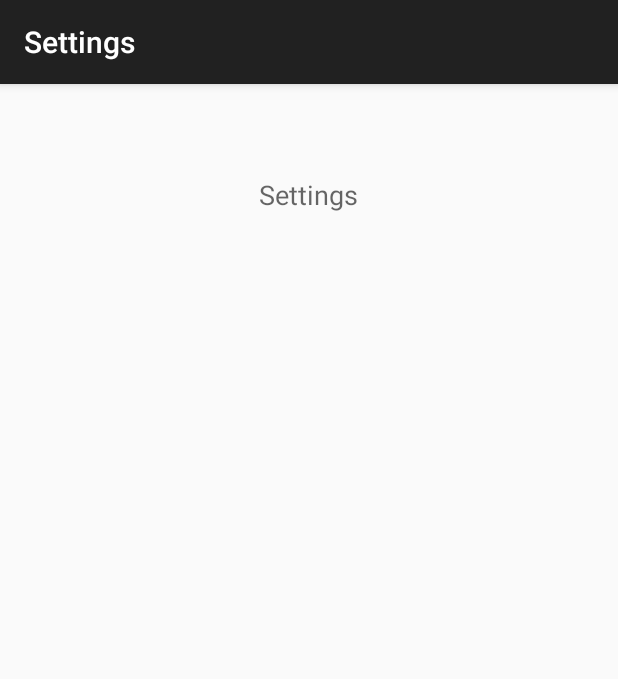
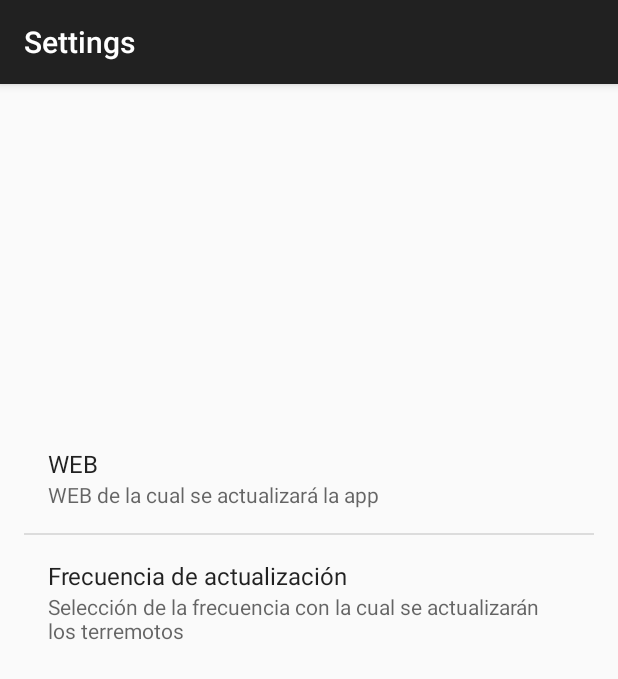
Before and after one commit to didrog/TerremotosApp, an Android app: the SettingsActivity screen opened directly, with no data from a screen before it, on a phone screen of 412 x 824 dp. Shown: the top 679 px of the screen. Run offline under Robolectric (Android 15) with nearby library versions, the phone set to English and light mode, and no system bars.

Commit message:
Codigo terremotos

```diff
--- /dev/null
+++ b/app/src/main/java/com/compostela/curso/terremotosapp/SettingsFragment.java
@@ -0,0 +1,16 @@
+package com.compostela.curso.terremotosapp;
+
+
+import android.os.Bundle;
+import android.preference.PreferenceFragment;
+
+/**
+ * Created by mañá on 02/02/2015.
+ */
+public class SettingsFragment extends PreferenceFragment {
+    @Override
+    public void onCreate(Bundle savedInstanceState) {
+        super.onCreate(savedInstanceState);
+        addPreferencesFromResource(R.xml.settings);
+    }
+}
--- a/app/src/main/res/layout/activity_settings.xml
+++ b/app/src/main/res/layout/activity_settings.xml
@@ -6,13 +6,12 @@
     android:paddingBottom="@dimen/activity_vertical_margin"
     tools:context="com.compostela.curso.terremotosapp.SettingsActivity">
 
-    <TextView
+    <fragment
         android:layout_width="wrap_content"
         android:layout_height="wrap_content"
-        android:textAppearance="?android:attr/textAppearanceMedium"
-        android:text="@string/lblSettings"
-        android:id="@+id/textView"
+        android:name="com.compostela.curso.terremotosapp.SettingsFragment"
+        android:id="@+id/fragment"
         android:layout_alignParentTop="true"
         android:layout_centerHorizontal="true"
-        android:layout_marginTop="45dp" />
+        android:layout_marginTop="210dp" />
 </RelativeLayout>
--- a/app/src/main/res/values/strings.xml
+++ b/app/src/main/res/values/strings.xml
@@ -12,6 +12,8 @@
     <string name="lblIntensidad">Intensidad:</string>
     <string name="btnBuscar">Buscar</string>
     <string name="title_activity_resultados">ResultadosActivity</string>
+    <string name="key_web">key_web</string>
+    <string name="key_frecuencia_act">key_frecuencia_act</string>
     <string-array name="magnitudArray">
         <item>Magnitud 1</item>
         <item>Magnitud 2</item>
@@ -19,5 +21,16 @@
         <item>Magnitud 4</item>
         <item>Magnitud 5</item>
     </string-array>
-
+    <string-array name="frecuenciaKey">
+        <item>Diaria</item>
+        <item>Semanal</item>
+        <item>Mensual</item>
+        <item>No actualizar</item>
+    </string-array>
+    <string-array name="frecuenciaKeyValues">
+        <item>1</item>
+        <item>7</item>
+        <item>30</item>
+        <item>0</item>
+    </string-array>
 </resources>
--- /dev/null
+++ b/app/src/main/res/xml/settings.xml
@@ -0,0 +1,16 @@
+<?xml version="1.0" encoding="utf-8"?>
+<PreferenceScreen xmlns:android="http://schemas.android.com/apk/res/android">
+        <EditTextPreference
+            android:key="@string/key_web"
+            android:title="WEB"
+            android:summary="WEB de la cual se actualizará la app"
+            android:dialogTitle="Introduzca la web"/>
+        <ListPreference
+            android:key="@string/key_frecuencia_act"
+            android:title="Frecuencia de actualización"
+            android:summary="Selección de la frecuencia con la cual se actualizarán los terremotos"
+            android:dialogTitle="Selección de frecuencia"
+            android:entries="@array/frecuenciaKey"
+            android:entryValues="@array/frecuenciaKeyValues"
+            />
+</PreferenceScreen>
```
